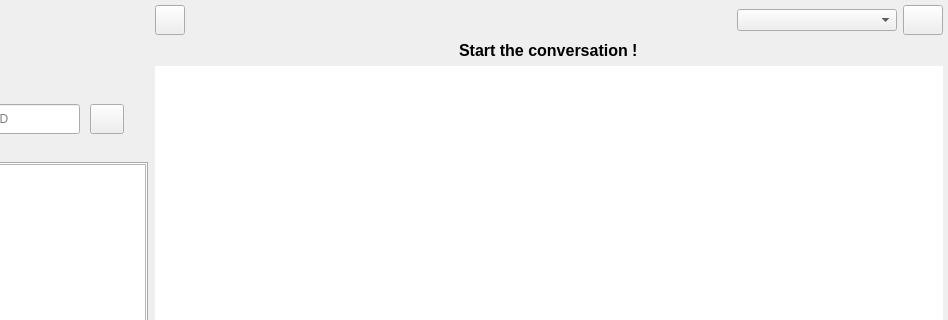
Qt form callwidget.ui (savoirfairelinux/jami-client-windows) before a commit; both pictures show x 180 to 1128 and y 0 to 320 of the 1128 by 724 pixel window.
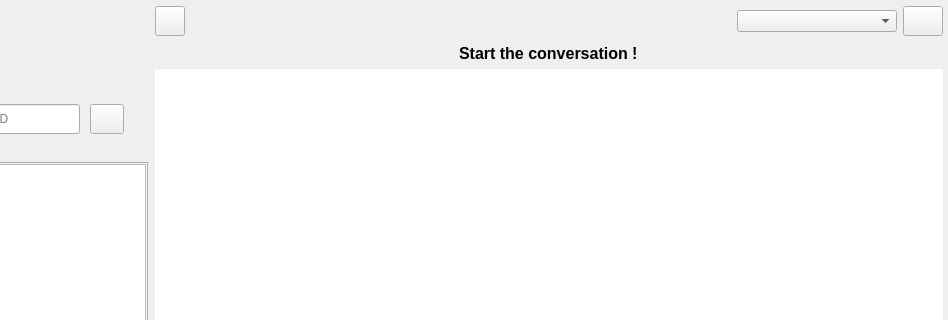
The same form after that commit. The open tabs and pages were chosen to show the change. Icons and pictures are not drawn. Custom widgets are drawn as their Qt base class.

Commit message:
remove double Ids
If an id was displayed in double (if bestName == bestId)
the bestId is now hidden.

```diff
--- a/callwidget.ui
+++ b/callwidget.ui
@@ -1082,6 +1082,9 @@
                     <property name="leftMargin">
                      <number>0</number>
                     </property>
+                    <property name="bottomMargin">
+                     <number>4</number>
+                    </property>
                     <item>
                      <widget class="QLabel" name="imNameLabel">
                       <property name="sizePolicy">
```
The commit also changes 2 other files.
